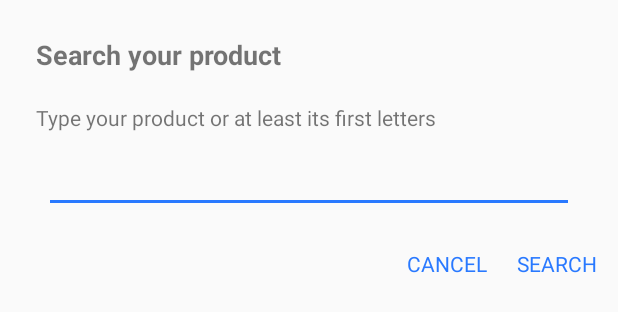
After one commit to AndreaGrantu/MyShoppingList, an Android app: the layout dialog_search_shopping_item.xml on its own in the app's theme, with its tools: preview values and no code run, on a phone screen of 412 x 824 dp. The commit adds this screen. Shown: the top 312 px of the screen. Run offline under Robolectric (Android 15) with nearby library versions, the phone set to English and light mode, and no system bars.

Commit message:
Search options added

```diff
--- /dev/null
+++ b/app/src/main/res/layout/dialog_search_shopping_item.xml
@@ -0,0 +1,80 @@
+<?xml version="1.0" encoding="utf-8"?>
+<LinearLayout
+    xmlns:android="http://schemas.android.com/apk/res/android"
+    android:layout_width="match_parent"
+    android:layout_height="wrap_content"
+    android:orientation="vertical">
+    <TextView
+        android:id="@+id/dialog_title"
+        android:layout_width="match_parent"
+        android:layout_height="wrap_content"
+        android:paddingLeft="24dp"
+        android:paddingRight="24dp"
+        android:textStyle="bold"
+        android:textSize="18dp"
+        android:paddingTop="24dp"
+        android:paddingBottom="10dp"
+        android:text="@string/dialog_search_title"/>
+    <LinearLayout
+        android:layout_width="match_parent"
+        android:layout_height="match_parent"
+        android:orientation="vertical">
+        <TextView
+            android:id="@+id/dialog_content"
+            android:layout_width="match_parent"
+            android:layout_height="wrap_content"
+            android:paddingLeft="24dp"
+            android:paddingRight="24dp"
+            android:paddingTop="10dp"
+            android:paddingBottom="10dp"
+            android:text="@string/dialog_search_content"/>
+        <RelativeLayout
+            android:layout_width="match_parent"
+            android:layout_height="wrap_content"
+            android:paddingLeft="24dp"
+            android:paddingRight="24dp"
+            android:paddingTop="4dp"
+            android:paddingBottom="10dp">
+
+            <EditText
+                android:id="@+id/name_edit"
+                android:lines="1"
+                android:layout_marginStart="5dp"
+                android:layout_marginEnd="5dp"
+                android:layout_toEndOf="@id/name_label"
+                android:layout_width="match_parent"
+                android:layout_height="wrap_content"
+                android:textSize="14dp" />
+        </RelativeLayout>
+
+    </LinearLayout>
+
+    <RelativeLayout
+        android:layout_width="match_parent"
+        android:layout_height="wrap_content"
+        android:layout_marginTop="8dp"
+        android:layout_marginBottom="10dp"
+        android:orientation="horizontal">
+
+        <TextView
+            android:id="@+id/positive_btn"
+            android:layout_width="wrap_content"
+            android:layout_height="36dp"
+            android:textColor="@color/colorAccent"
+            android:layout_marginRight="8dp"
+            android:layout_alignParentRight="true"
+            android:padding="6dp"
+            android:text="@string/dialog_search_agree"/>
+        <TextView
+            android:id="@+id/negative_btn"
+            android:layout_width="wrap_content"
+            android:layout_height="36dp"
+            android:padding="6dp"
+            android:textColor="@color/colorAccent"
+            android:layout_toStartOf="@id/positive_btn"
+            android:layout_marginRight="8dp"
+            android:text="@string/dialog_search_back"/>
+
+    </RelativeLayout>
+
+</LinearLayout>
--- a/app/src/main/res/layout/shopping_list_empty_layout.xml
+++ b/app/src/main/res/layout/shopping_list_empty_layout.xml
@@ -4,6 +4,7 @@
     android:layout_height="match_parent"
     android:weightSum="1">
     <TextView
+        android:id="@+id/empty_text"
         android:layout_width="wrap_content"
         android:layout_height="wrap_content"
         android:text="@string/shop_list_empty"
--- a/app/src/main/res/values/strings.xml
+++ b/app/src/main/res/values/strings.xml
@@ -12,12 +12,15 @@
     <string name="menu_add_item">Add Item</string>
     <string name="menu_save_list">Save List</string>
     <string name="menu_sort_list">Sort</string>
+    <string name="menu_back">Back</string>
+    <string name="menu_search_list">Search</string>
+
 
 
     <!-- shop list section-->
     <string name="shop_list_total_price_label">Total price:</string>
     <string name="shop_list_empty">This is your shop list.\nPress the \'+\' menu button to add a new item in your list. You can also delete your list or save it when you end your shop.</string>
-
+    <string name="shop_empty_search">Product not found</string>
 
     <!-- delete_shoppping_list_dialog -->
     <string name="delete_shopping_list_dialog_title">Delete entire list?</string>
@@ -72,8 +75,10 @@
     <string name="dialog_sort_option_name">By name</string>
     <string name="dialog_sort_option_price">By price</string>
     <string name="dialog_sort_option_none">None</string>
-    <string name="dialog_sort_back">BACK</string>
+    <string name="dialog_sort_back">CANCEL</string>
 
-
-
+    <string name="dialog_search_title">Search your product</string>
+    <string name="dialog_search_content">Type your product or at least its first letters</string>
+    <string name="dialog_search_agree">SEARCH</string>
+    <string name="dialog_search_back">CANCEL</string>
 </resources>
```
Also changed, not shown: app/src/main/java/com/example/grantu/myshoppinglist/Classes/ShoppingListManager.java (+14 -0 lines), app/src/main/java/com/example/grantu/myshoppinglist/UI/Dialog/CustomDialog.java (+19 -0 lines), app/src/main/java/com/example/grantu/myshoppinglist/UI/Fragments/ShoppingItemsFragment.java (+52 -2 lines), app/src/main/res/menu/menu_shoppinglist_fragment.xml (+11 -1 lines), app/src/main/res/drawable-xxhdpi/ic_search_black_24dp.png (added).
